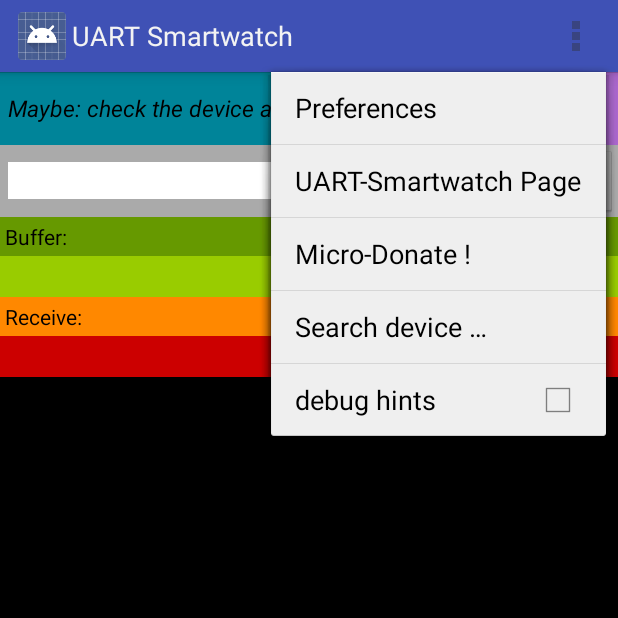
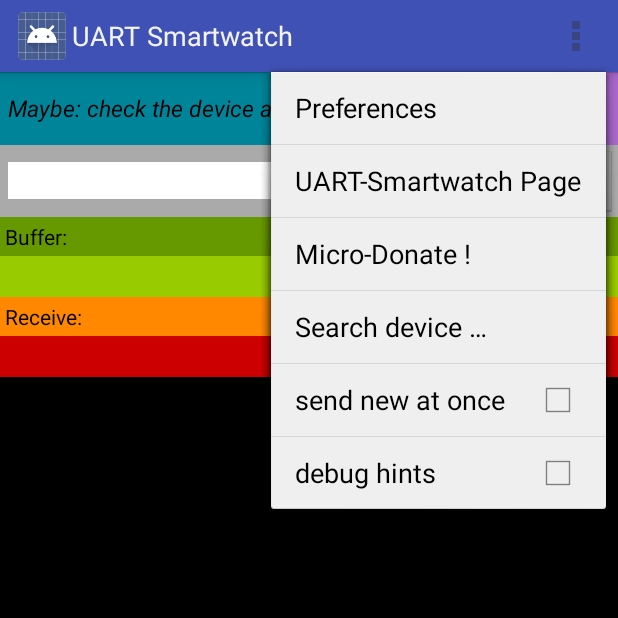
Before and after one commit to no-go/UART-Smartwatch, an Android app: the screen it shows after launch (MainActivity), with the options menu open, on a phone screen of 412 x 824 dp, the top half of it. Run offline under Robolectric (Android 15) with nearby library versions, the light colour scheme and no system bars; 2 statements that could not run were skipped.

Commit message:
a direct-send option is added

```diff
--- a/UART-Smartwatch_App/app/build.gradle
+++ b/UART-Smartwatch_App/app/build.gradle
@@ -7,8 +7,8 @@
         applicationId "click.dummer.UartSmartwatch"
         minSdkVersion 19
         targetSdkVersion 22
-        versionCode 10
-        versionName "1.0"
+        versionCode 11
+        versionName "1.1"
     }
 
 
--- a/UART-Smartwatch_App/app/src/main/java/click/dummer/UartSmartwatch/MainActivity.java
+++ b/UART-Smartwatch_App/app/src/main/java/click/dummer/UartSmartwatch/MainActivity.java
@@ -105,8 +105,10 @@
 
     @Override
     public boolean onPrepareOptionsMenu(Menu menu) {
-        MenuItem mi = menu.findItem(R.id.action_toasty);
-        mi.setChecked(mPreferences.getBoolean("toasty", false));
+        MenuItem mi1 = menu.findItem(R.id.action_toasty);
+        mi1.setChecked(mPreferences.getBoolean("toasty", false));
+        MenuItem mi2 = menu.findItem(R.id.action_directSend);
+        mi2.setChecked(mPreferences.getBoolean("directSend", false));
         return super.onPrepareOptionsMenu(menu);
     }
 
@@ -136,6 +138,15 @@
             case R.id.action_search:
                 Intent newIntent = new Intent(MainActivity.this, DeviceListActivity.class);
                 startActivityForResult(newIntent, REQUEST_SELECT_DEVICE);
+                break;
+            case R.id.action_directSend:
+                if (item.isChecked()) {
+                    mPreferences.edit().putBoolean("directSend", false).apply();
+                    item.setChecked(false);
+                } else {
+                    mPreferences.edit().putBoolean("directSend", true).apply();
+                    item.setChecked(true);
+                }
                 break;
             case R.id.action_toasty:
                 if (item.isChecked()) {
@@ -482,7 +493,8 @@
             if (intent.getStringExtra("MSG") != null) {
                 int notifyHintLimit = Integer.parseInt(mPreferences.getString("notifyHintLimit", "0"));
                 if (intent.getBooleanExtra("posted", true)) {
-                    String temp = intent.getStringExtra("MSG").trim();
+                    String orgMsg = intent.getStringExtra("MSG").trim();
+                    String temp = orgMsg;
                     int messageSize = Integer.parseInt(mPreferences.getString("messageSize", "120"));
                     if (btnSend.isEnabled()) {
                         temp = temp + myNewLine(temp) + listMessage.getText().toString().trim();
@@ -496,6 +508,8 @@
                             sendMsg(notifyHint + (char) COUNT);
                             Log.i(TAG, "Count: " + COUNT);
                         }
+                        boolean directSend = mPreferences.getBoolean("directSend", false);
+                        if (directSend) sendMsg(orgMsg);
                     }
                 } else {
                     if (COUNT > 0) COUNT--;
--- a/UART-Smartwatch_App/app/src/main/res/menu/options.xml
+++ b/UART-Smartwatch_App/app/src/main/res/menu/options.xml
@@ -14,6 +14,11 @@
         android:title="@string/search"></item>
     <group android:checkableBehavior="all">
         <item
+            android:id="@+id/action_directSend"
+            android:title="@string/directSend" />
+    </group>
+    <group android:checkableBehavior="all">
+        <item
             android:id="@+id/action_toasty"
             android:title="@string/toasty" />
     </group>
--- a/UART-Smartwatch_App/app/src/main/res/values/strings.xml
+++ b/UART-Smartwatch_App/app/src/main/res/values/strings.xml
@@ -68,6 +68,7 @@
         your phone preferences!</string>
     <string name="toasty">debug hints</string>
     <string name="search">Search device …</string>
+    <string name="directSend">send new at once</string>
 
     <string name="paired">paired</string>
     <string name="scan">scan</string>
```
Also changed, not shown: 2 other files.
